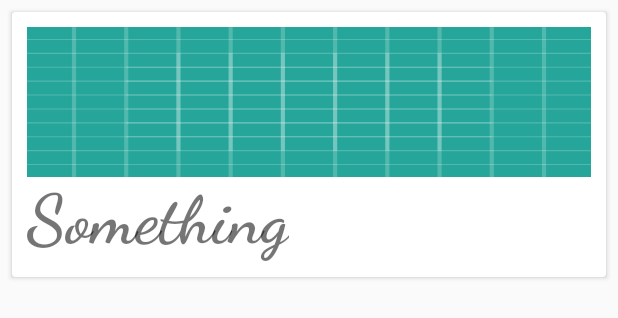
After one commit to ericbbraga/baking_app, an Android app: the layout baking_element.xml on its own in the app's theme, with its tools: preview values and no code run, on a phone screen of 412 x 824 dp. The commit adds this screen. Shown: the top 318 px of the screen. Run offline under Robolectric (Android 15) with nearby library versions, the phone set to English and light mode, and no system bars.

Commit message:
Display Recipes to User - Display Recipe Names

```diff
--- a/BakingApp/app/src/main/AndroidManifest.xml
+++ b/BakingApp/app/src/main/AndroidManifest.xml
@@ -1,6 +1,8 @@
 <?xml version="1.0" encoding="utf-8"?>
 <manifest xmlns:android="http://schemas.android.com/apk/res/android"
     package="ericbraga.bakingapp">
+
+    <uses-permission android:name="android.permission.INTERNET" />
 
     <application
         android:allowBackup="true"
--- a/BakingApp/app/src/main/java/ericbraga/bakingapp/environment/common/repositories/web/WebConnection.java
+++ b/BakingApp/app/src/main/java/ericbraga/bakingapp/environment/common/repositories/web/WebConnection.java
@@ -36,7 +36,7 @@ class WebConnection implements Connection {
 
                 @Override
                 public void onResponse(Call call, Response response) throws IOException {
-                    callback.onSuccess(response.body().toString());
+                    callback.onSuccess(response.body().string());
                 }
             });
 
--- a/BakingApp/app/src/main/java/ericbraga/bakingapp/environment/common/repositories/web/models/IngredientWeb.java
+++ b/BakingApp/app/src/main/java/ericbraga/bakingapp/environment/common/repositories/web/models/IngredientWeb.java
@@ -8,14 +8,14 @@ public class IngredientWeb {
     private float mQuantity;
 
     @SerializedName("measure")
-    private int mMeasure;
+    private String mMeasure;
 
     @SerializedName("ingrediente")
     private String mName;
 
     public IngredientWeb() {}
 
-    public IngredientWeb(String name, float quantity, int measure) {
+    public IngredientWeb(String name, float quantity, String measure) {
         mName = name;
         mQuantity = quantity;
         mMeasure = measure;
@@ -25,7 +25,7 @@ public class IngredientWeb {
         return mQuantity;
     }
 
-    public int getMeasure() {
+    public String getMeasure() {
         return mMeasure;
     }
 
--- a/BakingApp/app/src/main/java/ericbraga/bakingapp/interactor/RecipeInteractor.java
+++ b/BakingApp/app/src/main/java/ericbraga/bakingapp/interactor/RecipeInteractor.java
@@ -3,7 +3,7 @@ package ericbraga.bakingapp.interactor;
 import ericbraga.bakingapp.model.RecipeCollection;
 
 public interface RecipeInteractor {
-    void load();
+    void load(RecipeInteractor.Callback callback);
 
     interface Callback {
         void onResultReceive(RecipeCollection collection);
--- /dev/null
+++ b/BakingApp/app/src/main/res/layout/baking_element.xml
@@ -0,0 +1,42 @@
+<?xml version="1.0" encoding="utf-8"?>
+<android.support.constraint.ConstraintLayout xmlns:android="http://schemas.android.com/apk/res/android"
+    xmlns:app="http://schemas.android.com/apk/res-auto"
+    xmlns:tools="http://schemas.android.com/tools"
+    android:layout_width="match_parent"
+    android:layout_height="wrap_content">
+
+    <android.support.v7.widget.CardView
+        android:id="@+id/cardView"
+        android:layout_width="match_parent"
+        android:layout_height="wrap_content"
+        android:layout_margin="8dp"
+        app:cardCornerRadius="2dp"
+        app:contentPadding="10dp"
+        app:layout_constraintBottom_toBottomOf="parent"
+        app:layout_constraintLeft_toLeftOf="parent"
+        app:layout_constraintTop_toTopOf="parent">
+
+        <RelativeLayout
+            android:layout_width="match_parent"
+            android:layout_height="match_parent">
+
+            <ImageView
+                android:id="@+id/baking_element_banner"
+                android:layout_width="match_parent"
+                android:layout_height="100dp"
+                tools:background="@drawable/ic_launcher_background" />
+
+            <TextView
+                android:id="@+id/baking_element_title"
+                android:layout_width="wrap_content"
+                android:layout_height="wrap_content"
+                android:textSize="45sp"
+                android:textStyle="bold"
+                android:layout_below="@+id/baking_element_banner"
+                app:fontFamily="cursive"
+                tools:text="Something" />
+        </RelativeLayout>
+
+    </android.support.v7.widget.CardView>
+
+</android.support.constraint.ConstraintLayout>
--- a/BakingApp/app/src/main/res/values/styles.xml
+++ b/BakingApp/app/src/main/res/values/styles.xml
@@ -1,11 +1,12 @@
 <resources>
 
     <!-- Base application theme. -->
-    <style name="AppTheme" parent="Theme.AppCompat.Light.DarkActionBar">
+    <style name="AppTheme" parent="Theme.AppCompat.Light.NoActionBar">
         <!-- Customize your theme here. -->
         <item name="colorPrimary">@color/colorPrimary</item>
         <item name="colorPrimaryDark">@color/colorPrimaryDark</item>
         <item name="colorAccent">@color/colorAccent</item>
+        <item name="cardViewStyle">@style/CardView</item>
     </style>
 
 </resources>
```
Also changed, not shown: BakingApp/app/build.gradle (+9 -6 lines), BakingApp/app/src/main/java/ericbraga/bakingapp/MainActivity.java (+74 -1 lines), BakingApp/app/src/main/java/ericbraga/bakingapp/environment/common/android/view/RecipesCardAdapter.java (added, +83 -0 lines), BakingApp/app/src/main/java/ericbraga/bakingapp/interactor/implementation/LoadRecipes.java (+4 -4 lines), BakingApp/app/src/main/java/ericbraga/bakingapp/model/Ingredient.java (+4 -4 lines), BakingApp/app/src/main/java/ericbraga/bakingapp/model/RecipeCollection.java (+13 -0 lines), BakingApp/app/src/main/java/ericbraga/bakingapp/mvpcontract/DisplayRecipesContract.java (added, +23 -0 lines), BakingApp/app/src/main/java/ericbraga/bakingapp/presenter/DisplayRecipesPresenter.java (added, +54 -0 lines), BakingApp/app/src/main/res/layout/activity_main.xml (+6 -8 lines).
